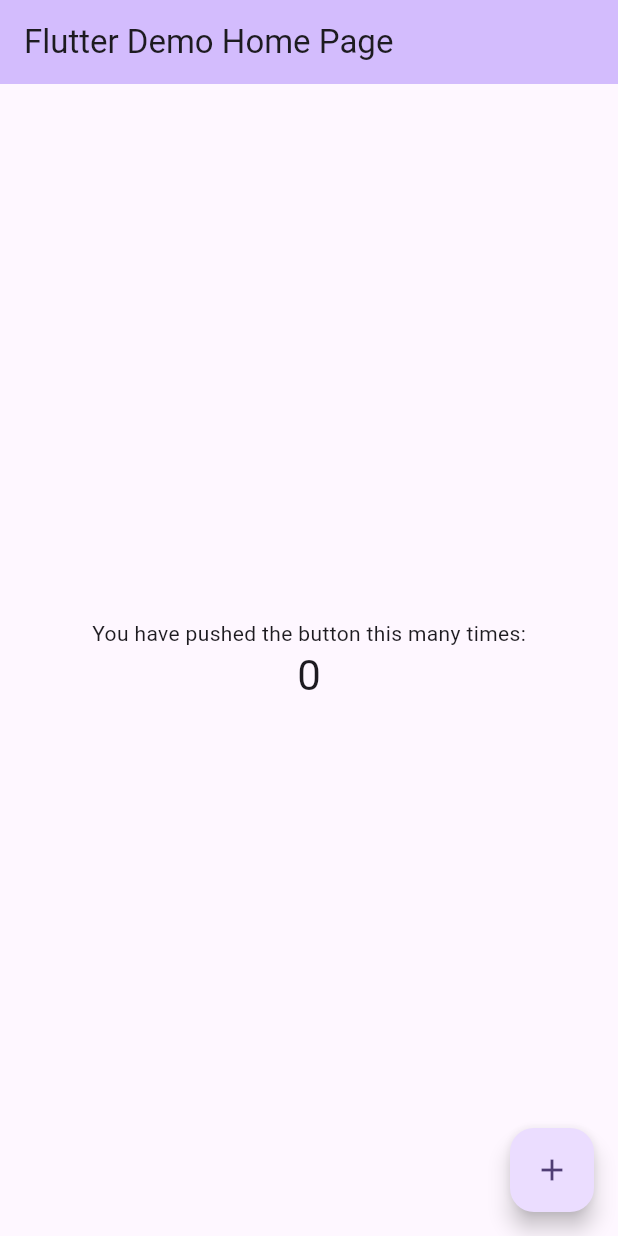
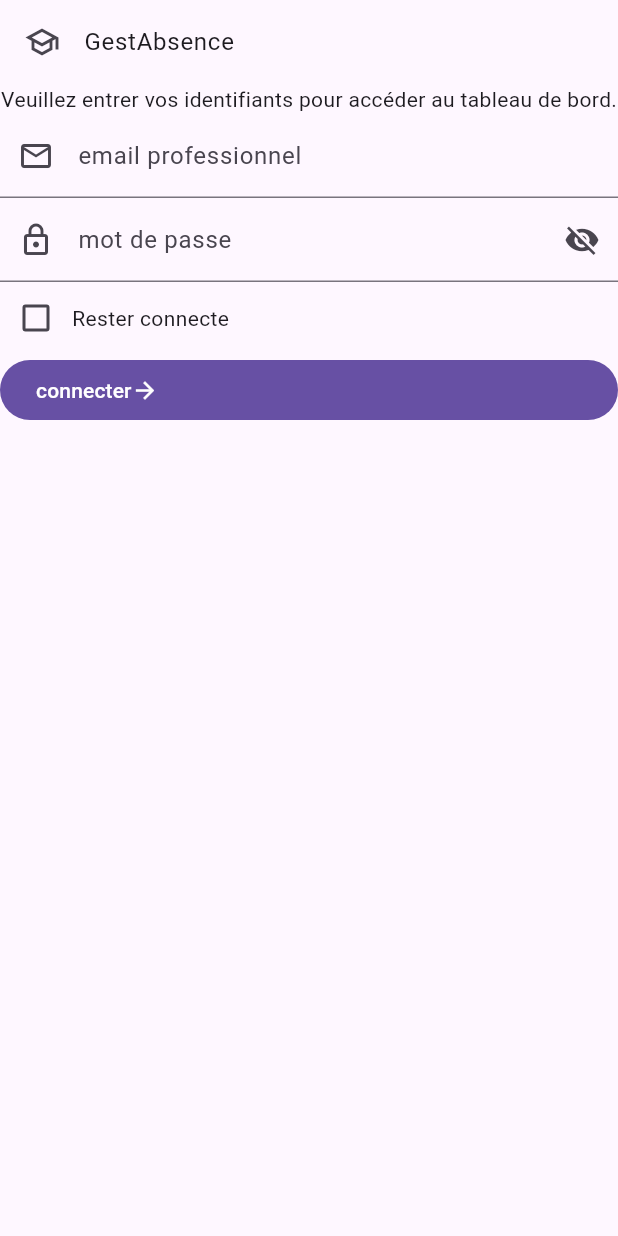
Before and after one commit to jbuguy/gest_absence_frontend, a Flutter app: the screen it shows after launch, on a phone screen of 412 x 824 dp. Run offline on Flutter 3.47's test engine with Material 3 defaults, Android fonts, the light colour scheme and no system bars; our stand-ins replace google_fonts.

Commit message:
add: theme and auth ui

```diff
--- /dev/null
+++ b/lib/config/app_theme.dart
@@ -0,0 +1,17 @@
+import 'package:flutter/material.dart';
+import 'package:google_fonts/google_fonts.dart';
+
+class AppTheme {
+  static final ThemeData lightTheme = ThemeData(
+    useMaterial3: true,
+    colorScheme: ColorScheme.fromSeed(
+      seedColor: Colors.indigo,
+      brightness: Brightness.light,
+      primary: Colors.indigo,
+      onPrimary: Colors.white,
+      surface: Colors.blueGrey,
+      surfaceContainerLow: Colors.white,
+    ),
+    textTheme: GoogleFonts.manropeTextTheme(),
+  );
+}
--- a/lib/main.dart
+++ b/lib/main.dart
@@ -1,122 +1,12 @@
 import 'package:flutter/material.dart';
+import 'package:gest_absence_frontend/screens/login_screen.dart';
 
 void main() {
-  runApp(const MyApp());
+  runApp(
+    MaterialApp(
+      title: "gestAbsence",
+      theme: ThemeData(useMaterial3: true),
+      home: const LoginScreen(),
+    ),
+  );
 }
-
-class MyApp extends StatelessWidget {
-  const MyApp({super.key});
-
-  // This widget is the root of your application.
-  @override
-  Widget build(BuildContext context) {
-    return MaterialApp(
-      title: 'Flutter Demo',
-      theme: ThemeData(
-        // This is the theme of your application.
-        //
-        // TRY THIS: Try running your application with "flutter run". You'll see
-        // the application has a purple toolbar. Then, without quitting the app,
-        // try changing the seedColor in the colorScheme below to Colors.green
-        // and then invoke "hot reload" (save your changes or press the "hot
-        // reload" button in a Flutter-supported IDE, or press "r" if you used
-        // the command line to start the app).
-        //
-        // Notice that the counter didn't reset back to zero; the application
-        // state is not lost during the reload. To reset the state, use hot
-        // restart instead.
-        //
-        // This works for code too, not just values: Most code changes can be
-        // tested with just a hot reload.
-        colorScheme: .fromSeed(seedColor: Colors.deepPurple),
-      ),
-      home: const MyHomePage(title: 'Flutter Demo Home Page'),
-    );
-  }
-}
-
-class MyHomePage extends StatefulWidget {
-  const MyHomePage({super.key, required this.title});
-
-  // This widget is the home page of your application. It is stateful, meaning
-  // that it has a State object (defined below) that contains fields that affect
-  // how it looks.
-
-  // This class is the configuration for the state. It holds the values (in this
-  // case the title) provided by the parent (in this case the App widget) and
-  // used by the build method of the State. Fields in a Widget subclass are
-  // always marked "final".
-
-  final String title;
-
-  @override
-  State<MyHomePage> createState() => _MyHomePageState();
-}
-
-class _MyHomePageState extends State<MyHomePage> {
-  int _counter = 0;
-
-  void _incrementCounter() {
-    setState(() {
-      // This call to setState tells the Flutter framework that something has
-      // changed in this State, which causes it to rerun the build method below
-      // so that the display can reflect the updated values. If we changed
-      // _counter without calling setState(), then the build method would not be
-      // called again, and so nothing would appear to happen.
-      _counter++;
-    });
-  }
-
-  @override
-  Widget build(BuildContext context) {
-    // This method is rerun every time setState is called, for instance as done
-    // by the _incrementCounter method above.
-    //
-    // The Flutter framework has been optimized to make rerunning build methods
-    // fast, so that you can just rebuild anything that needs updating rather
-    // than having to individually change instances of widgets.
-    return Scaffold(
-      appBar: AppBar(
-        // TRY THIS: Try changing the color here to a specific color (to
-        // Colors.amber, perhaps?) and trigger a hot reload to see the AppBar
-        // change color while the other colors stay the same.
-        backgroundColor: Theme.of(context).colorScheme.inversePrimary,
-        // Here we take the value from the MyHomePage object that was created by
-        // the App.build method, and use it to set our appbar title.
-        title: Text(widget.title),
-      ),
-      body: Center(
-        // Center is a layout widget. It takes a single child and positions it
-        // in the middle of the parent.
-        child: Column(
-          // Column is also a layout widget. It takes a list of children and
-          // arranges them vertically. By default, it sizes itself to fit its
-          // children horizontally, and tries to be as tall as its parent.
-          //
-          // Column has various properties to control how it sizes itself and
-          // how it positions its children. Here we use mainAxisAlignment to
-          // center the children vertically; the main axis here is the vertical
-          // axis because Columns are vertical (the cross axis would be
-          // horizontal).
-          //
-          // TRY THIS: Invoke "debug painting" (choose the "Toggle Debug Paint"
-          // action in the IDE, or press "p" in the console), to see the
-          // wireframe for each widget.
-          mainAxisAlignment: .center,
-          children: [
-            const Text('You have pushed the button this many times:'),
-            Text(
-              '$_counter',
-              style: Theme.of(context).textTheme.headlineMedium,
-            ),
-          ],
-        ),
-      ),
-      floatingActionButton: FloatingActionButton(
-        onPressed: _incrementCounter,
-        tooltip: 'Increment',
-        child: const Icon(Icons.add),
-      ),
-    );
-  }
-}
--- /dev/null
+++ b/lib/screens/login_screen.dart
@@ -0,0 +1,66 @@
+import 'package:flutter/material.dart';
+
+class LoginScreen extends StatefulWidget {
+  const LoginScreen({super.key});
+
+  @override
+  State<LoginScreen> createState() => _LoginScreenState();
+}
+
+class _LoginScreenState extends State<LoginScreen> {
+  bool _obscurePassword = true;
+  bool _stayConnected = false;
+  @override
+  Widget build(BuildContext context) {
+    return Scaffold(
+      body: Column(
+        children: [
+          ListTile(
+            leading: Icon(Icons.school_outlined),
+            title: Text("GestAbsence"),
+          ),
+          Text(
+            "Veuillez entrer vos identifiants pour accéder au tableau de bord.",
+          ),
+          TextField(
+            decoration: InputDecoration(
+              prefixIcon: Icon(Icons.email_outlined),
+              labelText: "email professionnel",
+              hintText: "prenom.nom@fsb.ucar.tn",
+            ),
+          ),
+          TextField(
+            obscureText: _obscurePassword,
+            decoration: InputDecoration(
+              prefixIcon: Icon(Icons.lock_outlined),
+              labelText: "mot de passe",
+              suffixIcon: IconButton(
+                onPressed: () =>
+                    setState(() => _obscurePassword = !_obscurePassword),
+                icon: Icon(
+                  _obscurePassword ? Icons.visibility_off : Icons.visibility,
+                ),
+              ),
+            ),
+          ),
+          Row(
+            children: [
+              Checkbox(
+                value: _stayConnected,
+                onChanged: (value) =>
+                    setState(() => _stayConnected = value ?? false),
+              ),
+              const Text("Rester connecte"),
+            ],
+          ),
+          FilledButton(
+            onPressed: () {},
+            child: Row(
+              children: [Text("connecter"), Icon(Icons.arrow_forward)],
+            ),
+          ),
+        ],
+      ),
+    );
+  }
+}
```
Also changed, not shown: lib/config/api_config.dart (added).
